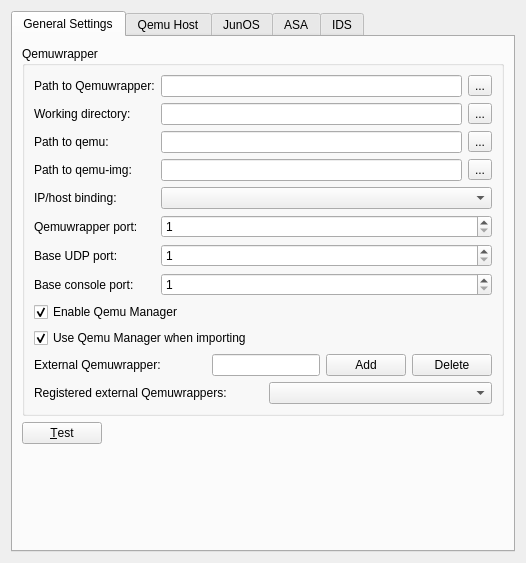
GNS3/gns3-legacy, file src/GNS3/Ui/ConfigurationPages/Form_PreferencesQemu.ui: the form before one commit.
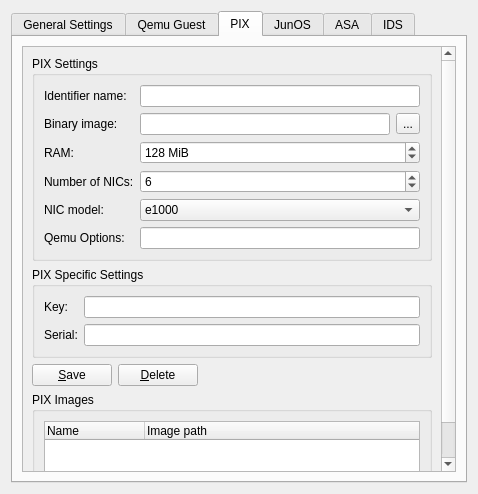
The form after the commit. The open tabs and pages were chosen to show the change.

Commit message: Generic changes to Qemu Ui

The edit to the form file:
```diff
--- a/src/GNS3/Ui/ConfigurationPages/Form_PreferencesQemu.ui
+++ b/src/GNS3/Ui/ConfigurationPages/Form_PreferencesQemu.ui
@@ -6,8 +6,8 @@
    <rect>
     <x>0</x>
     <y>0</y>
-    <width>526</width>
-    <height>563</height>
+    <width>464</width>
+    <height>491</height>
    </rect>
   </property>
   <property name="windowTitle">
@@ -107,20 +107,6 @@
             </property>
            </widget>
           </item>
-          <item row="4" column="0">
-           <widget class="QLabel" name="label_6">
-            <property name="text">
-             <string>IP/host binding:</string>
-            </property>
-           </widget>
-          </item>
-          <item row="4" column="1" colspan="6">
-           <widget class="QComboBox" name="comboBoxBinding">
-            <property name="sizeAdjustPolicy">
-             <enum>QComboBox::AdjustToMinimumContentsLength</enum>
-            </property>
-           </widget>
-          </item>
           <item row="5" column="0">
            <widget class="QLabel" name="label_35">
             <property name="text">
@@ -133,26 +119,9 @@
             <property name="enabled">
              <bool>true</bool>
             </property>
-            <property name="minimum">
-             <number>1</number>
+            <property name="suffix">
+             <string notr="true"> TCP</string>
             </property>
-            <property name="maximum">
-             <number>65535</number>
-            </property>
-           </widget>
-          </item>
-          <item row="6" column="0">
-           <widget class="QLabel" name="label_31">
-            <property name="text">
-             <string>Base UDP port:</string>
-            </property>
-           </widget>
-          </item>
-          <item row="6" column="1" colspan="6">
-           <widget class="QSpinBox" name="baseUDP">
-            <property name="enabled">
-             <bool>true</bool>
-            </property>
             <property name="minimum">
              <number>1</number>
             </property>
@@ -161,18 +130,21 @@
             </property>
            </widget>
           </item>
-          <item row="7" column="0">
+          <item row="9" column="0">
            <widget class="QLabel" name="label_30">
             <property name="text">
              <string>Base console port:</string>
             </property>
            </widget>
           </item>
-          <item row="7" column="1" colspan="6">
+          <item row="9" column="1" colspan="6">
            <widget class="QSpinBox" name="baseConsole">
             <property name="enabled">
              <bool>true</bool>
             </property>
+            <property name="suffix">
+             <string notr="true"> TCP</string>
+            </property>
             <property name="minimum">
              <number>1</number>
             </property>
@@ -181,7 +153,7 @@
             </property>
            </widget>
           </item>
-          <item row="8" column="0" colspan="3">
+          <item row="14" column="0" colspan="3">
            <widget class="QCheckBox" name="checkBoxEnableQemuManager">
             <property name="text">
              <string>Enable Qemu Manager</string>
@@ -191,7 +163,7 @@
             </property>
            </widget>
           </item>
-          <item row="9" column="0" colspan="4">
+          <item row="15" column="0" colspan="4">
            <widget class="QCheckBox" name="checkBoxQemuManagerImport">
             <property name="text">
              <string>Use Qemu Manager when importing</string>
@@ -201,7 +173,7 @@
             </property>
            </widget>
           </item>
-          <item row="10" column="0" colspan="2">
+          <item row="16" column="0" colspan="2">
            <widget class="QLabel" name="label_5">
             <property name="enabled">
              <bool>true</bool>
@@ -211,33 +183,81 @@
             </property>
            </widget>
           </item>
-          <item row="10" column="2" colspan="2">
-           <widget class="QLineEdit" name="lineEditHostExternalQemu"/>
+          <item row="16" column="2" colspan="2">
+           <widget class="QLineEdit" name="lineEditHostExternalQemu">
+            <property name="toolTip">
+             <string>Add several wrappers, to make your GNS3 distributed across several hosts.</string>
+            </property>
+           </widget>
           </item>
-          <item row="10" column="4">
+          <item row="16" column="4">
            <widget class="QPushButton" name="pushButtonAddExternalQemuwrapper">
             <property name="text">
              <string>Add</string>
             </property>
            </widget>
           </item>
-          <item row="10" column="5" colspan="2">
+          <item row="16" column="5" colspan="2">
            <widget class="QPushButton" name="pushButtonDeleteExternalQemuwrapper">
             <property name="text">
              <string>Delete</string>
             </property>
            </widget>
           </item>
-          <item row="11" column="0" colspan="3">
+          <item row="17" column="0" colspan="3">
            <widget class="QLabel" name="label_36">
             <property name="text">
              <string>Registered external Qemuwrappers:</string>
             </property>
            </widget>
           </item>
-          <item row="11" column="3" colspan="4">
+          <item row="17" column="3" colspan="4">
            <widget class="QComboBox" name="comboBoxExternalQemuwrappers"/>
           </item>
+          <item row="12" column="1" colspan="6">
+           <widget class="QComboBox" name="comboBoxBinding">
+            <property name="sizeAdjustPolicy">
+             <enum>QComboBox::AdjustToMinimumContentsLength</enum>
+            </property>
+           </widget>
+          </item>
+          <item row="12" column="0">
+           <widget class="QLabel" name="label_6">
+            <property name="text">
+             <string>IP/host binding:</string>
+            </property>
+           </widget>
+          </item>
+          <item row="11" column="0" colspan="4">
+           <widget class="QCheckBox" name="checkBoxQemuWrapperShowAdvancedOptions">
+            <property name="text">
+             <string>Show QemuWrapper Advanced Options</string>
+            </property>
+           </widget>
+          </item>
+          <item row="10" column="0">
+           <widget class="QLabel" name="label_31">
+            <property name="text">
+             <string>Base UDP port:</string>
+            </property>
+           </widget>
+          </item>
+          <item row="10" column="1" colspan="6">
+           <widget class="QSpinBox" name="baseUDP">
+            <property name="enabled">
+             <bool>true</bool>
+            </property>
+            <property name="suffix">
+             <string notr="true"> UDP</string>
+            </property>
+            <property name="minimum">
+             <number>1</number>
+            </property>
+            <property name="maximum">
+             <number>65535</number>
+            </property>
+           </widget>
+          </item>
          </layout>
         </widget>
        </item>
@@ -282,7 +302,7 @@
      </widget>
      <widget class="QWidget" name="tab_4">
       <attribute name="title">
-       <string>Qemu Host</string>
+       <string>Qemu Guest</string>
       </attribute>
       <layout class="QVBoxLayout" name="verticalLayout_7">
        <item>
@@ -520,18 +540,306 @@
              </layout>
             </widget>
            </item>
+          </layout>
+         </widget>
+        </widget>
+       </item>
+      </layout>
+     </widget>
+     <widget class="QWidget" name="tab_5">
+      <attribute name="title">
+       <string>PIX</string>
+      </attribute>
+      <layout class="QVBoxLayout" name="verticalLayout_10">
+       <item>
+        <widget class="QScrollArea" name="scrollArea_2">
+         <property name="widgetResizable">
+          <bool>true</bool>
+         </property>
+         <widget class="QWidget" name="scrollAreaWidgetContents_2">
+          <property name="geometry">
+           <rect>
+            <x>0</x>
+            <y>0</y>
+            <width>205</width>
+            <height>427</height>
+           </rect>
+          </property>
+          <layout class="QVBoxLayout" name="verticalLayout_9">
            <item>
-            <spacer name="verticalSpacer_4">
-             <property name="orientation">
-              <enum>Qt::Vertical</enum>
+            <widget class="QGroupBox" name="groupBox_6">
+             <property name="title">
+              <string>PIX Settings</string>
              </property>
-             <property name="sizeHint" stdset="0">
-              <size>
-               <width>20</width>
-               <height>40</height>
-              </size>
+             <layout class="QGridLayout" name="gridLayout_6">
+              <item row="0" column="0">
+               <widget class="QLabel" name="label_38">
+                <property name="text">
+                 <string>Identifier name:</string>
+                </property>
+               </widget>
+              </item>
+              <item row="0" column="1" colspan="2">
+               <widget class="QLineEdit" name="NamePIXImage"/>
+              </item>
+              <item row="1" column="0">
+               <widget class="QLabel" name="label_23">
+                <property name="enabled">
+                 <bool>true</bool>
+                </property>
+                <property name="text">
+                 <string>Binary image:</string>
+                </property>
+               </widget>
+              </item>
+              <item row="1" column="1">
+               <widget class="QLineEdit" name="PIXImage">
+                <property name="enabled">
+                 <bool>true</bool>
+                </property>
+               </widget>
+              </item>
+              <item row="1" column="2">
+               <widget class="QToolButton" name="PIXImage_Browser">
+                <property name="enabled">
+                 <bool>true</bool>
+                </property>
+                <property name="text">
+                 <string>...</string>
+                </property>
+                <property name="toolButtonStyle">
+                 <enum>Qt::ToolButtonTextOnly</enum>
+                </property>
+               </widget>
+              </item>
+              <item row="2" column="0">
+               <widget class="QLabel" name="label_29">
+                <property name="text">
+                 <string>RAM:</string>
+                </property>
+               </widget>
+              </item>
+              <item row="2" column="1" colspan="2">
+               <widget class="QSpinBox" name="PIXMemory">
+                <property name="enabled">
+                 <bool>true</bool>
+                </property>
+                <property name="suffix">
+                 <string> MiB</string>
+                </property>
+                <property name="minimum">
+                 <number>1</number>
+                </property>
+                <property name="maximum">
+                 <number>100000</number>
+                </property>
+                <property name="singleStep">
+                 <number>16</number>
+                </property>
+                <property name="value">
+                 <number>128</number>
+                </property>
+               </widget>
+              </item>
+              <item row="3" column="0">
+               <widget class="QLabel" name="label_39">
+                <property name="text">
+                 <string>Number of NICs:</string>
+                </property>
+               </widget>
+              </item>
+              <item row="3" column="1" colspan="2">
+               <widget class="QSpinBox" name="PIXNICNb">
+                <property name="minimum">
+                 <number>0</number>
+                </property>
+                <property name="maximum">
+                 <number>100000</number>
+                </property>
+                <property name="singleStep">
+                 <number>1</number>
+                </property>
+                <property name="value">
+                 <number>6</number>
+                </property>
+               </widget>
+              </item>
+              <item row="4" column="0">
+               <widget class="QLabel" name="label_26">
+                <property name="text">
+                 <string>NIC model:</string>
+                </property>
+               </widget>
+              </item>
+              <item row="4" column="1" colspan="2">
+               <widget class="QComboBox" name="PIXNIC">
+                <property name="enabled">
+                 <bool>true</bool>
+                </property>
+                <property name="currentIndex">
+                 <number>5</number>
+                </property>
+                <item>
+                 <property name="text">
+                  <string>ne2k_pci</string>
+                 </property>
+                </item>
+                <item>
+                 <property name="text">
+                  <string>i82551</string>
+                 </property>
+                </item>
+                <item>
+                 <property name="text">
+                  <string>i82557b</string>
+                 </property>
+                </item>
+                <item>
+                 <property name="text">
+                  <string>i82559er</string>
+                 </property>
+                </item>
+                <item>
+                 <property name="text">
+                  <string>rtl8139</string>
+                 </property>
+                </item>
+                <item>
+                 <property name="text">
+                  <string>e1000</string>
+                 </property>
+                </item>
+                <item>
+                 <property name="text">
+                  <string>pcnet</string>
+                 </property>
+                </item>
+                <item>
+                 <property name="text">
+                  <string>virtio</string>
+                 </property>
+                </item>
+               </widget>
+              </item>
+              <item row="5" column="0">
+               <widget class="QLabel" name="label_8">
+                <property name="text">
+                 <string>Qemu Options:</string>
+                </property>
+               </widget>
+              </item>
+              <item row="5" column="1" colspan="2">
+               <widget class="QLineEdit" name="PIXOptions">
+                <property name="enabled">
+                 <bool>true</bool>
+                </property>
+               </widget>
+              </item>
+             </layout>
+            </widget>
+           </item>
+           <item>
+            <widget class="QGroupBox" name="groupBox_7">
+             <property name="title">
+              <string>PIX Specific Settings</string>
              </property>
-            </spacer>
+             <layout class="QGridLayout" name="gridLayout_5">
+              <item row="0" column="0">
+               <widget class="QLabel" name="label_24">
+                <property name="text">
+                 <string>Key:</string>
+                </property>
+               </widget>
+              </item>
+              <item row="0" column="1">
+               <widget class="QLineEdit" name="PIXKey">
+                <property name="sizePolicy">
+                 <sizepolicy hsizetype="Expanding" vsizetype="Fixed">
+                  <horstretch>0</horstretch>
+                  <verstretch>0</verstretch>
+                 </sizepolicy>
+                </property>
+                <property name="text">
+                 <string/>
+                </property>
+               </widget>
+              </item>
+              <item row="1" column="0">
+               <widget class="QLabel" name="label_25">
+                <property name="text">
+                 <string>Serial:</string>
+                </property>
+               </widget>
+              </item>
+              <item row="1" column="1">
+               <widget class="QLineEdit" name="PIXSerial">
+                <property name="sizePolicy">
+                 <sizepolicy hsizetype="Expanding" vsizetype="Fixed">
+                  <horstretch>0</horstretch>
+                  <verstretch>0</verstretch>
+                 </sizepolicy>
+                </property>
+                <property name="text">
+                 <string/>
+                </property>
+               </widget>
+              </item>
+             </layout>
+            </widget>
+           </item>
+           <item>
+            <layout class="QHBoxLayout" name="horizontalLayout_2">
+             <item>
+              <widget class="QPushButton" name="SavePIXImage">
+               <property name="text">
+                <string>&amp;Save</string>
+               </property>
+              </widget>
+             </item>
+             <item>
+              <widget class="QPushButton" name="DeletePIXImage">
+               <property name="text">
+                <string>&amp;Delete</string>
+               </property>
+              </widget>
+             </item>
+             <item>
+              <spacer name="horizontalSpacer_2">
+               <property name="orientation">
+                <enum>Qt::Horizontal</enum>
+               </property>
+               <property name="sizeHint" stdset="0">
+                <size>
+                 <width>217</width>
+                 <height>17</height>
+                </size>
+               </property>
+              </spacer>
+             </item>
+            </layout>
+           </item>
+           <item>
+            <widget class="QGroupBox" name="groupBox_10">
+             <property name="title">
+              <string>PIX Images</string>
+             </property>
+             <layout class="QVBoxLayout" name="verticalLayout_6">
+              <item>
+               <widget class="QTreeWidget" name="treeWidgetPIXImages">
+                <column>
+                 <property name="text">
+                  <string>Name</string>
+                 </property>
+                </column>
+                <column>
+                 <property name="text">
+                  <string>Image path</string>
+                 </property>
+                </column>
+               </widget>
+              </item>
+             </layout>
+            </widget>
            </item>
           </layout>
          </widget>
```
Left out of the diff: 115 changed lines with no effect on the pictures. The commit also changes 3 other files.
